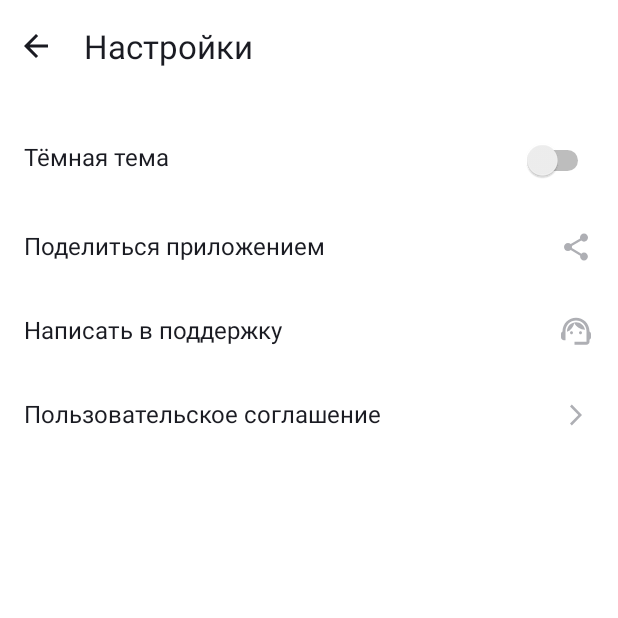
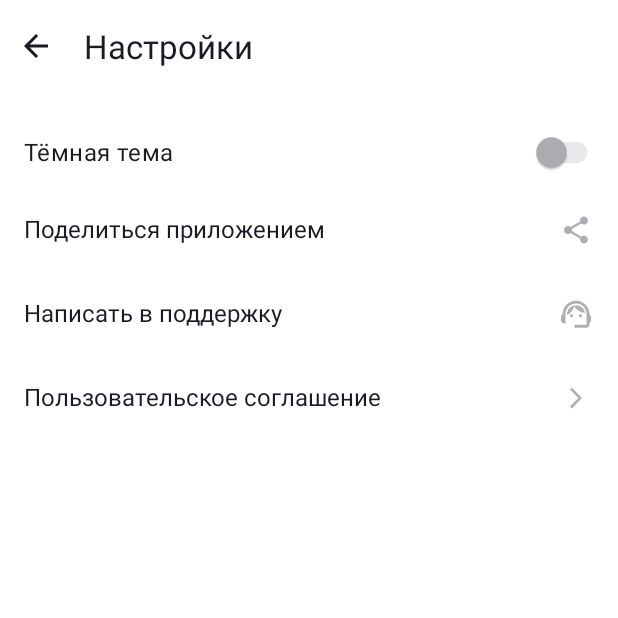
Before and after one commit to g0nschik/Playlist_Maker, an Android app: the SettingsActivity screen opened directly, with no data from a screen before it, on a phone screen of 412 x 824 dp, the top half of it. Run offline under Robolectric (Android 15) with nearby library versions, the phone set to English and light mode, and no system bars.

Commit message:
Домашнее задание - Спринт №11
Разобрался с переключателем тёмной темы

```diff
--- a/app/build.gradle.kts
+++ b/app/build.gradle.kts
@@ -44,10 +44,9 @@ dependencies {
     testImplementation(libs.junit)
     androidTestImplementation(libs.androidx.junit)
     androidTestImplementation(libs.androidx.espresso.core)
-    implementation("com.google.android.material:material:1.6.1")
     implementation("com.github.bumptech.glide:glide:4.14.2")
     annotationProcessor("com.github.bumptech.glide:compiler:4.14.2")
-    implementation("com.google.code.gson:gson:2.10")
+    implementation("com.google.code.gson:gson:2.10.1")
     implementation ("com.squareup.retrofit2:retrofit:2.9.0")
     implementation ("com.squareup.retrofit2:converter-gson:2.9.0")
 }
--- a/app/src/main/java/com/example/playlistmaker/SettingsActivity.kt
+++ b/app/src/main/java/com/example/playlistmaker/SettingsActivity.kt
@@ -1,17 +1,19 @@
 package com.example.playlistmaker
 
+import android.annotation.SuppressLint
 import android.content.Intent
 import android.net.Uri
 import android.os.Bundle
 import android.widget.FrameLayout
-import android.widget.Switch
 import androidx.activity.enableEdgeToEdge
 import androidx.appcompat.app.AppCompatActivity
 import androidx.appcompat.app.AppCompatDelegate
 import androidx.core.view.ViewCompat
 import androidx.core.view.WindowInsetsCompat
+import com.google.android.material.switchmaterial.SwitchMaterial
 
 class SettingsActivity : AppCompatActivity() {
+    @SuppressLint("UseSwitchCompatOrMaterialCode")
     override fun onCreate(savedInstanceState: Bundle?) {
         super.onCreate(savedInstanceState)
         enableEdgeToEdge()
@@ -23,11 +25,11 @@ class SettingsActivity : AppCompatActivity() {
             insets
         }
 
-        val backButton  = findViewById<FrameLayout>(R.id.btn_back)
-        val shareButton  = findViewById<FrameLayout>(R.id.btn_share)
-        val supportButton  = findViewById<FrameLayout>(R.id.btn_support)
-        val agreementButton  = findViewById<FrameLayout>(R.id.btn_agreement)
-        val toggleDarkButton  = findViewById<Switch>(R.id.btn_dark_theme)
+        val backButton = findViewById<FrameLayout>(R.id.btn_back)
+        val shareButton = findViewById<FrameLayout>(R.id.btn_share)
+        val supportButton = findViewById<FrameLayout>(R.id.btn_support)
+        val agreementButton = findViewById<FrameLayout>(R.id.btn_agreement)
+        val toggleDarkButton = findViewById<SwitchMaterial>(R.id.btn_dark_theme)
 
         backButton.setOnClickListener {
             val displayIntent = Intent(this, MainActivity::class.java)
--- a/app/src/main/res/layout/activity_settings.xml
+++ b/app/src/main/res/layout/activity_settings.xml
@@ -1,6 +1,7 @@
 <?xml version="1.0" encoding="utf-8"?>
 <LinearLayout xmlns:android="http://schemas.android.com/apk/res/android"
     xmlns:tools="http://schemas.android.com/tools"
+    xmlns:app="http://schemas.android.com/apk/res-auto"
     android:id="@+id/main"
     android:layout_width="match_parent"
     android:layout_height="match_parent"
@@ -27,28 +28,15 @@
 
     <!-- пункты меню -->
 
-    <FrameLayout
-        style="@style/SettingsLine">
-
-        <TextView
-            android:text="@string/menu_dark"
-            style="@style/SettingsLineText" />
-
-        <Switch
-            android:id="@+id/btn_dark_theme"
-            android:layout_width="wrap_content"
-            android:layout_height="wrap_content"
-            android:layout_gravity="end|center_vertical"
-            android:checked="false"
-            tools:ignore="UseSwitchCompatOrMaterialXml" />
-        <!--
-            TODO - Убрал padding, выполнил рекомендацию Android Studio (последняя строчка),
-            TODO - как ещё можно подогнать Switch для точного соответствия дизайну, не понимаю.
-            TODO - В материалах курса тоже не нашёл информации по этому поводу
-            TODO - Буду благодарен за подсказку
-            -->
-
-    </FrameLayout>
+    <com.google.android.material.switchmaterial.SwitchMaterial
+        android:id="@+id/btn_dark_theme"
+        android:text="@string/menu_dark"
+        style="@style/SettingsLineSwitch"
+        android:layout_gravity="start"
+        android:layout_width="match_parent"
+        android:layout_height="wrap_content"
+        app:thumbTint="@color/switch_knob"
+        app:trackTint="@color/switch_track" />
 
     <FrameLayout
         android:id="@+id/btn_share"
--- a/app/src/main/res/values-night/colors.xml
+++ b/app/src/main/res/values-night/colors.xml
@@ -10,6 +10,9 @@
 
     <color name="search_color">@color/black</color>
 
+    <color name="switch_knob">@color/cursor_color</color>
+    <color name="switch_track">#9FBBF3</color>
+
     <color name="purple_200">#FFBB86FC</color>
     <color name="purple_500">#FF6200EE</color>
     <color name="purple_700">#FF3700B3</color>
--- a/app/src/main/res/values/colors.xml
+++ b/app/src/main/res/values/colors.xml
@@ -11,6 +11,9 @@
     <color name="search_color">@color/grey</color>
     <color name="cursor_color">#3772E7</color>
 
+    <color name="switch_knob">#AEAFB4</color>
+    <color name="switch_track">#E6E8EB</color>
+
     <color name="purple_200">#FFBB86FC</color>
     <color name="purple_500">#FF6200EE</color>
     <color name="purple_700">#FF3700B3</color>
--- a/app/src/main/res/values/styles.xml
+++ b/app/src/main/res/values/styles.xml
@@ -81,6 +81,16 @@
         <item name="android:layout_height">wrap_content</item>
         <item name="android:layout_gravity">end</item>
     </style>
+    <style name="SettingsLineSwitch">
+        <item name="android:textSize">@dimen/menu_text_size</item>
+        <item name="android:layout_width">match_parent</item>
+        <item name="android:layout_height">match_parent</item>
+        <item name="android:paddingLeft">@dimen/menu_padding</item>
+        <item name="android:paddingRight">10dp</item>
+        <item name="android:colorControlActivated">@color/cursor_color</item>
+        <item name="android:colorControlNormal">#AEAFB4</item>
+        <item name="android:colorActivatedHighlight">#333333</item>
+    </style>
 
     <style name="TrackNameStyle">
         <item name="android:textColor">@color/yp_black</item>
```
